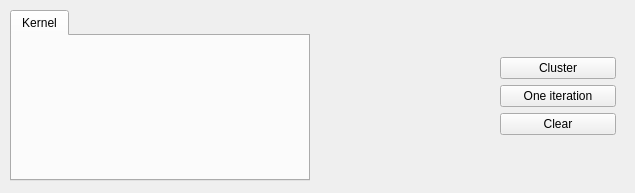
Qt form MLDemos/optsCluster.ui (b4silio/MLDemos) before a commit.
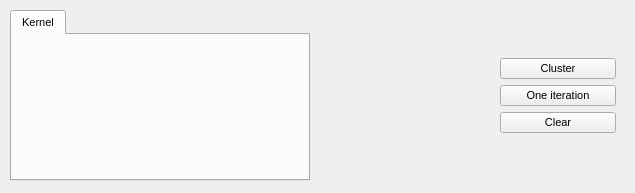
The same form after that commit.

```diff
--- a/MLDemos/optsCluster.ui
+++ b/MLDemos/optsCluster.ui
@@ -33,7 +33,7 @@
    </property>
    <property name="font">
     <font>
-     <pointsize>9</pointsize>
+     <pointsize>8</pointsize>
     </font>
    </property>
    <layout class="QVBoxLayout">
@@ -41,7 +41,7 @@
      <spacer name="spacer_2">
       <property name="font">
        <font>
-        <pointsize>9</pointsize>
+        <pointsize>8</pointsize>
        </font>
       </property>
       <property name="orientation">
@@ -59,7 +59,7 @@
      <widget class="QPushButton" name="clusterButton">
       <property name="font">
        <font>
-        <pointsize>9</pointsize>
+        <pointsize>8</pointsize>
        </font>
       </property>
       <property name="text">
@@ -71,7 +71,7 @@
      <widget class="QPushButton" name="iterationButton">
       <property name="font">
        <font>
-        <pointsize>9</pointsize>
+        <pointsize>8</pointsize>
        </font>
       </property>
       <property name="text">
@@ -83,7 +83,7 @@
      <widget class="QPushButton" name="clearButton">
       <property name="font">
        <font>
-        <pointsize>9</pointsize>
+        <pointsize>8</pointsize>
        </font>
       </property>
       <property name="text">
@@ -95,7 +95,7 @@
      <spacer>
       <property name="font">
        <font>
-        <pointsize>9</pointsize>
+        <pointsize>8</pointsize>
        </font>
       </property>
       <property name="orientation">
@@ -122,7 +122,7 @@
    </property>
    <property name="font">
     <font>
-     <pointsize>9</pointsize>
+     <pointsize>8</pointsize>
     </font>
    </property>
    <property name="currentIndex">
```
